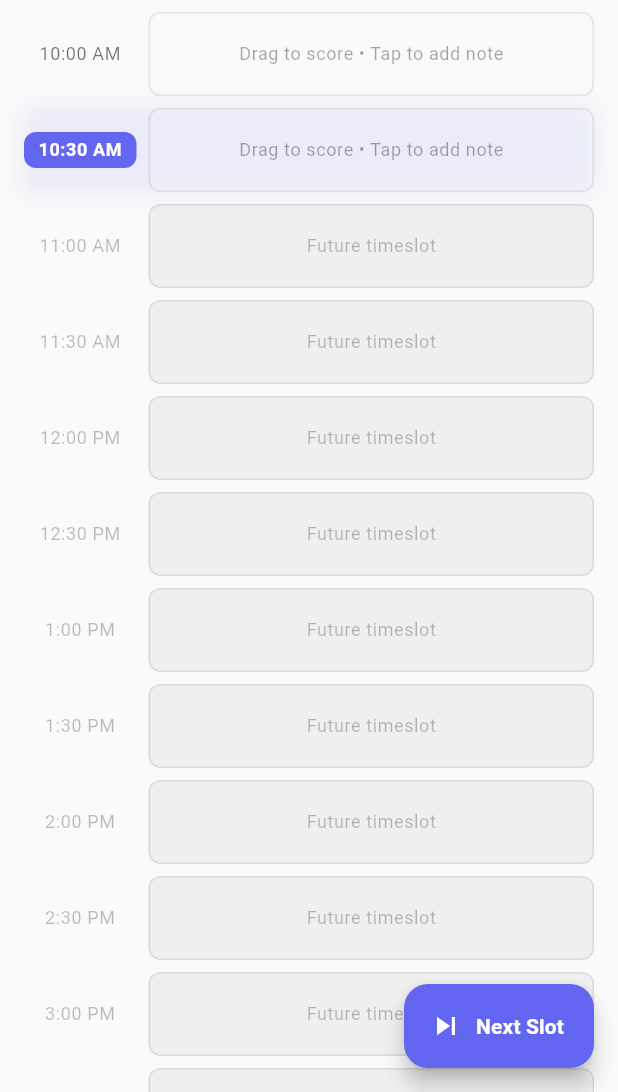
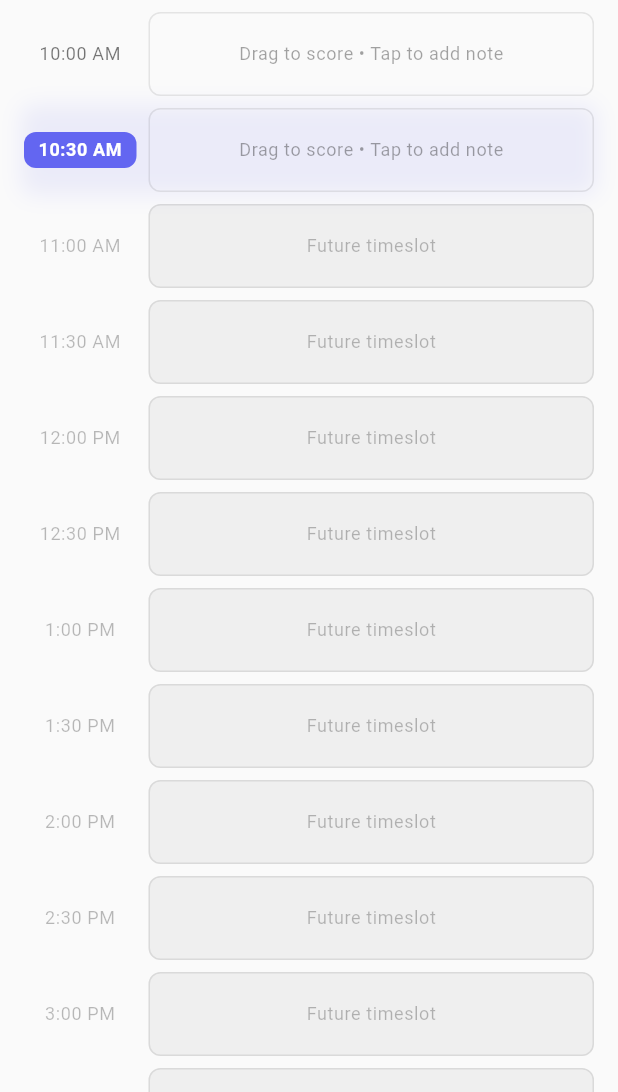
Before and after one commit to chbornman/sisyphus, a Flutter app: the screen it shows after launch, on a phone screen of 412 x 824 dp, the part 144-1236 px from its top. Run offline on Flutter 3.47's test engine with Material 3 defaults, Android fonts, the phone set to English and light mode, and no system bars; our stand-ins replace flutter_riverpod, riverpod_annotation, sqflite; accounts and stored records are empty; generated files the repository leaves out were written again.

Commit message:
Remove debug FAB for timeslot testing
- Removed temporary floating action button used for testing animations
- Clean up before production

🤖 Generated with [Claude Code](https://claude.com/claude-code)

Co-Authored-By: Claude <noreply@anthropic.com>

```diff
--- a/lib/screens/home_screen.dart
+++ b/lib/screens/home_screen.dart
@@ -294,18 +294,6 @@ class _HomeScreenState extends ConsumerState<HomeScreen> with WidgetsBindingObse
         ), // Close KeyedSubtree
       ), // Close AnimatedSwitcher
     ), // Close GestureDetector
-      // DEBUG: Temporary FAB to test timeslot transitions
-      // TODO: Remove this before production
-      floatingActionButton: FloatingActionButton.extended(
-        onPressed: () {
-          setState(() {
-            _currentTimeIndex = (_currentTimeIndex + 1) % 48;
-          });
-        },
-        icon: const Icon(Icons.skip_next),
-        label: const Text('Next Slot'),
-        tooltip: 'DEBUG: Advance to next timeslot',
-      ),
   );
   }
 
```
